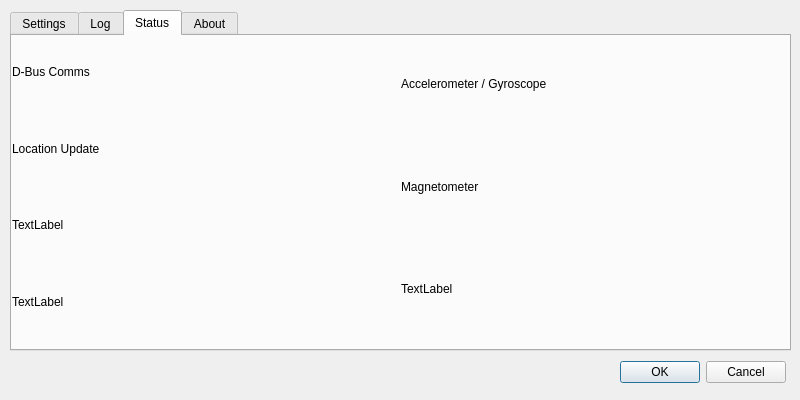
The window that Reveles/GUI/settingsscreen.ui (Alex-BusNet/Reveles) describes before a commit, drawn with Qt 5.
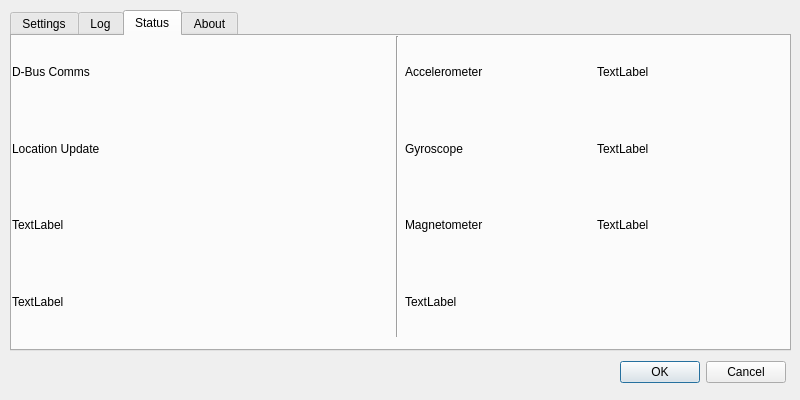
The same window after the commit. The open tabs and pages were chosen to show the change.

What changed in the file:
```diff
--- a/Reveles/GUI/settingsscreen.ui
+++ b/Reveles/GUI/settingsscreen.ui
@@ -106,21 +106,71 @@
         </item>
        </layout>
       </item>
+      <item>
+       <widget class="QFrame" name="frame">
+        <property name="frameShape">
+         <enum>QFrame::VLine</enum>
+        </property>
+        <property name="frameShadow">
+         <enum>QFrame::Sunken</enum>
+        </property>
+       </widget>
+      </item>
       <item>
        <layout class="QVBoxLayout" name="verticalLayout_2">
         <item>
-         <widget class="QLabel" name="agStatusLabel">
+         <layout class="QHBoxLayout" name="horizontalLayout_2">
+          <item>
+           <widget class="QLabel" name="accelStatusLabel">
           <property name="text">
-           <string>Accelerometer / Gyroscope</string>
+             <string>Accelerometer</string>
           </property>
          </widget>
         </item>
+          <item>
+           <widget class="QLabel" name="accelReadingLabel">
+            <property name="text">
+             <string>TextLabel</string>
+            </property>
+           </widget>
+          </item>
+         </layout>
+        </item>
+        <item>
+         <layout class="QHBoxLayout" name="horizontalLayout_3">
+          <item>
+           <widget class="QLabel" name="gyroStatusLabel">
+            <property name="text">
+             <string>Gyroscope</string>
+            </property>
+           </widget>
+          </item>
+          <item>
+           <widget class="QLabel" name="gyroReadingLabel">
+            <property name="text">
+             <string>TextLabel</string>
+            </property>
+           </widget>
+          </item>
+         </layout>
+        </item>
+        <item>
+         <layout class="QHBoxLayout" name="horizontalLayout_4">
         <item>
          <widget class="QLabel" name="magStatusLabel">
           <property name="text">
            <string>Magnetometer</string>
           </property>
          </widget>
+          </item>
+          <item>
+           <widget class="QLabel" name="magReadingLabel">
+            <property name="text">
+             <string>TextLabel</string>
+            </property>
+           </widget>
+          </item>
+         </layout>
         </item>
         <item>
          <widget class="QLabel" name="usDistLabel">
```
Left out of the diff: 2 changed lines with no effect on the pictures. Lines whose indentation alone changed are shown as unchanged.
